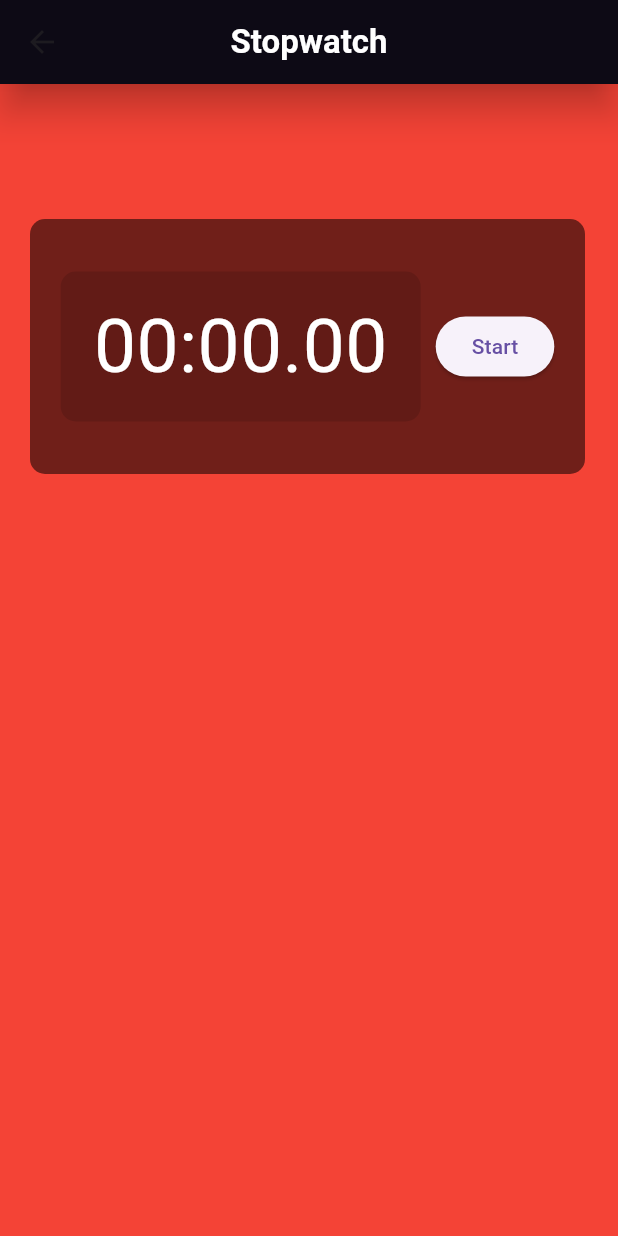
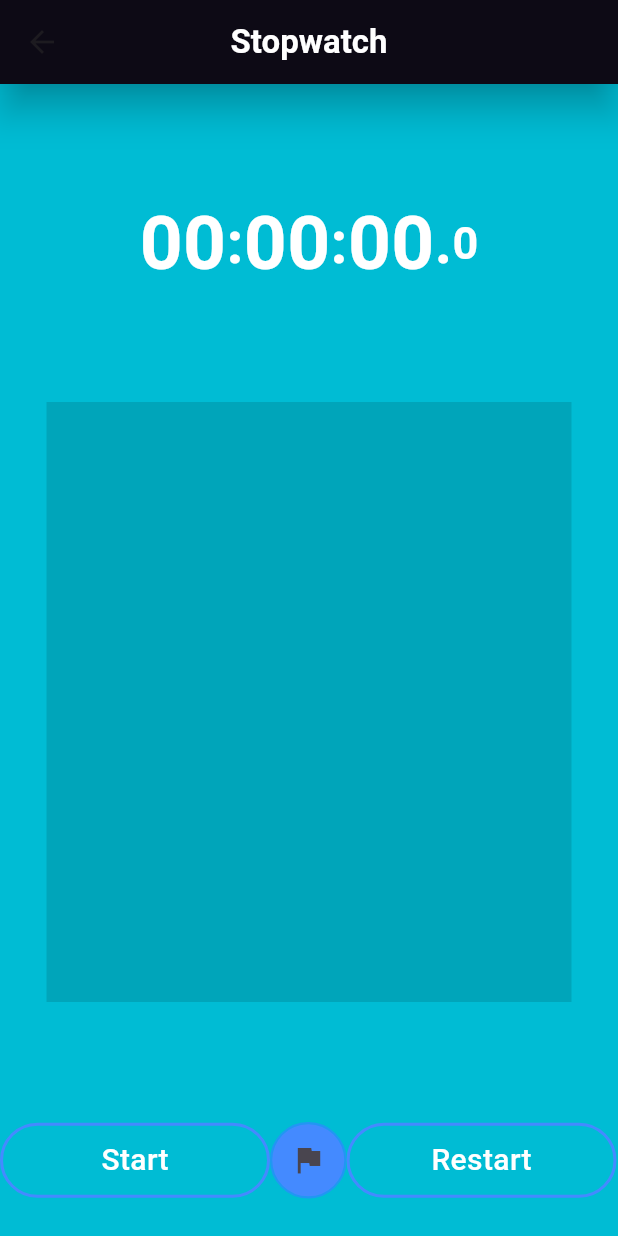
Before and after one commit to MauryaAayush/clock_app, a Flutter app: the screen it shows after launch, on a phone screen of 412 x 824 dp. Run offline on Flutter 3.47's test engine with Material 3 defaults, Android fonts, the phone set to English and light mode, and no system bars.

Commit message:
Radhey radhey

```diff
--- a/lib/view/third.dart
+++ b/lib/view/third.dart
@@ -1,5 +1,4 @@
 import 'dart:async';
-import 'dart:ui';
 
 import 'package:flutter/material.dart';
 
@@ -15,19 +14,41 @@ class StopWatch extends StatefulWidget {
 }
 
 class _StopWatchState extends State<StopWatch> {
-  Stopwatch stopwatch = Stopwatch();
-  late Timer timer;
+  int minisec = 0, second = 0, minute = 0, hour = 0;
+  String Digitminisec = "00",
+      Digitsecond = "00",
+      Digitminutes = "00",
+      Digithour = "00";
 
-  @override
-  void initState() {
-    super.initState();
-    timer = Timer.periodic(Duration(milliseconds: 30), _updateElapsedTime);
+  Timer? timer;
+  bool started = false;
+  List laps = [];
+
+  // here we are creating function for timer
+
+  void stop() {
+    timer!.cancel();
+    setState(() {
+      started = false;
+    });
+  }
+
+  //here creating function for the reset
+
+  void restart() {
+    timer!.cancel();
+    setState(() {
+      minisec = 0;
+      second = 0;
+      minute = 0;
+      hour = 0;
+    });
   }
 
   @override
   Widget build(BuildContext context) {
     return Scaffold(
-      backgroundColor: Colors.red,
+        backgroundColor: Colors.cyan,
         appBar: AppBar(
           backgroundColor: Colors.black,
           title: Text(
@@ -38,80 +59,113 @@ class _StopWatchState extends State<StopWatch> {
           elevation: 10,
           shadowColor: Colors.black,
         ),
-      body: Center(
-        child: Stack(
+        body: Column(
           children: [
-            Positioned(
-              top: 90,
-              left: 20,
-              child: ClipRect(
-                child: BackdropFilter(
-                  filter: ImageFilter.blur(sigmaX: 5, sigmaY: 5),
-                  child: Container(
-                    alignment: Alignment.center,
-                    height: 170,
-                    width: 370,
-                    decoration: BoxDecoration(
-                      color: Colors.black54,
-                      borderRadius: BorderRadius.all(Radius.circular(10)),
-                    ),
+            Padding(
+              padding: const EdgeInsets.symmetric(vertical: 70),
               child: Row(
                 mainAxisAlignment: MainAxisAlignment.center,
+                crossAxisAlignment: CrossAxisAlignment.center,
                 children: [
-                        Container(
-                          height: 100,
-                          width: 240,
-                          alignment: Alignment.center,
-                          decoration: BoxDecoration(
-                            color: Colors.black12,
-                            borderRadius: BorderRadius.all(Radius.circular(10)),
-                          ),
-                          child: Text(
-                            formatTime(stopwatch.elapsed),
+                  Text(
+                    '00',
                     style: TextStyle(
                         color: Colors.white,
                         fontSize: 50,
+                        fontWeight: FontWeight.w600),
                   ),
+                  Text(
+                    ':',
+                    style: TextStyle(
+                        color: Colors.white,
+                        fontSize: 40,
+                        fontWeight: FontWeight.w600),
                   ),
+                  Text(
+                    '00',
+                    style: TextStyle(
+                        color: Colors.white,
+                        fontSize: 50,
+                        fontWeight: FontWeight.w600),
                   ),
-                        SizedBox(
-                          width: 10,
+                  Text(
+                    ':',
+                    style: TextStyle(
+                        color: Colors.white,
+                        fontSize: 40,
+                        fontWeight: FontWeight.w600),
                   ),
-                        ElevatedButton(
-                          onPressed: () {
-                            setState(() {
-                              if (stopwatch.isRunning) {
-                                stopwatch.stop();
-                              } else {
-                                stopwatch.start();
-                              }
-                            });
-                          },
-                          child: Text(stopwatch.isRunning ? 'Stop' : 'Start'),
+                  Text(
+                    '00',
+                    style: TextStyle(
+                        color: Colors.white,
+                        fontSize: 50,
+                        fontWeight: FontWeight.w600),
+                  ),
+                  Text(
+                    '.',
+                    style: TextStyle(
+                        color: Colors.white,
+                        fontSize: 40,
+                        fontWeight: FontWeight.w600),
+                  ),
+                  Text(
+                    '0',
+                    style: TextStyle(
+                        color: Colors.white,
+                        fontSize: 30,
+                        fontWeight: FontWeight.w600),
                   ),
                 ],
               ),
             ),
+            Container(
+              height: 400,
+              width: 350,
+              decoration: BoxDecoration(color: Colors.black12),
+            ),
+            SizedBox(height: 80),
+            Row(children: [
+              Container(
+                alignment: Alignment.center,
+                height: 50,
+                width: 180,
+                decoration: BoxDecoration(
+                    border: Border.all(color: Colors.blueAccent, width: 2),
+                    borderRadius: BorderRadius.all(Radius.circular(50))),
+                child: Text(
+                  'Start',
+                  style: TextStyle(
+                      color: Colors.white,
+                      fontWeight: FontWeight.w500,
+                      fontSize: 20),
                 ),
               ),
+              Container(
+                decoration: BoxDecoration(
+                  color: Colors.blueAccent,
+                  border: Border.all(color: Colors.blue, width: 1.5),
+                  shape: BoxShape.circle,
                 ),
+                child: IconButton(onPressed: () {}, icon: Icon(Icons.flag)),
+              ),
+              Container(
+                alignment: Alignment.center,
+                height: 50,
+                width: 180,
+                decoration: BoxDecoration(
+                    border: Border.all(color: Colors.blueAccent, width: 2),
+                    borderRadius: BorderRadius.all(Radius.circular(50))),
+                child: Text(
+                  'Restart',
+                  style: TextStyle(
+                      color: Colors.white,
+                      fontWeight: FontWeight.w500,
+                      fontSize: 20),
+                ),
+              )
+            ])
           ],
-        ),
-      ),
-    );
-  }
-
-  void _updateElapsedTime(Timer timer) {
-    if (stopwatch.isRunning) {
-      setState(() {});
+        ));
   }
 }
-
-  String formatTime(Duration duration) {
-    String twoDigits(int n) => n.toString().padLeft(2, '0');
-    String minutes = twoDigits(duration.inMinutes);
-    String seconds = twoDigits(duration.inSeconds.remainder(60));
-    String milliseconds = twoDigits((duration.inMilliseconds % 1000) ~/ 10);
-    return '$minutes:$seconds.$milliseconds';
-  }
-}
```
Lines whose indentation alone changed are shown as unchanged.
